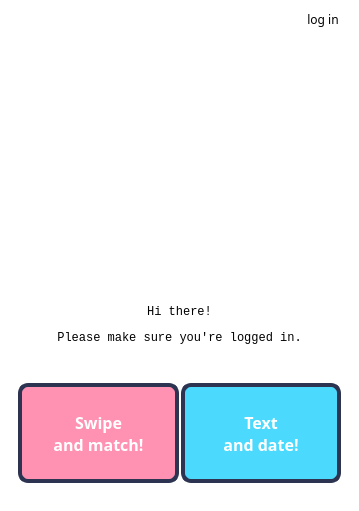
Qt form assets/lovebot.ui (pskugit/lovebot) before a commit.
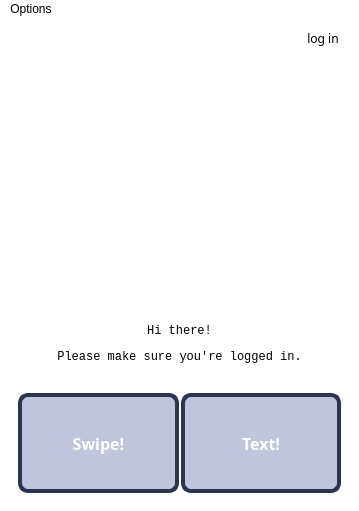
The same form after that commit. Icons and pictures are not drawn.

The edit to the form file:
```diff
--- a/assets/lovebot.ui
+++ b/assets/lovebot.ui
@@ -149,7 +149,7 @@
         <property name="styleSheet">
          <string notr="true">QPushButton {
 	border-color: rgb(44, 52, 82) ;
-	background-color: rgb(255, 146, 178);
+	background-color: rgb(193, 196, 221);
 	color: white;
 }
 
@@ -162,8 +162,7 @@
 }</string>
         </property>
         <property name="text">
-         <string>Swipe
-and match!</string>
+         <string>Swipe!</string>
         </property>
        </widget>
       </item>
@@ -208,7 +207,7 @@
         <property name="styleSheet">
          <string notr="true">QPushButton {
    border-color: rgb(44, 52, 82) ;
-	background-color: rgb(75, 218, 253);
+	background-color:  rgb(193, 196, 221);
 	color: white
 }
 
@@ -221,8 +220,7 @@
 }</string>
         </property>
         <property name="text">
-         <string>Text
-and date!</string>
+         <string>Text!</string>
         </property>
         <property name="default">
          <bool>false</bool>
@@ -443,6 +441,33 @@
     </item>
    </layout>
   </widget>
+  <widget class="QMenuBar" name="menuBar">
+   <property name="geometry">
+    <rect>
+     <x>0</x>
+     <y>0</y>
+     <width>359</width>
+     <height>21</height>
+    </rect>
+   </property>
+   <property name="styleSheet">
+    <string notr="true">QWidget{
+    background-color: white;
+}</string>
+   </property>
+   <widget class="QMenu" name="options">
+    <property name="title">
+     <string>Options</string>
+    </property>
+    <addaction name="actionEdit_configuration"/>
+   </widget>
+   <addaction name="options"/>
+  </widget>
+  <action name="actionEdit_configuration">
+   <property name="text">
+    <string>Edit configuration</string>
+   </property>
+  </action>
  </widget>
  <resources/>
  <connections/>
```
Left out of the diff: 78 changed lines with no effect on the pictures.
